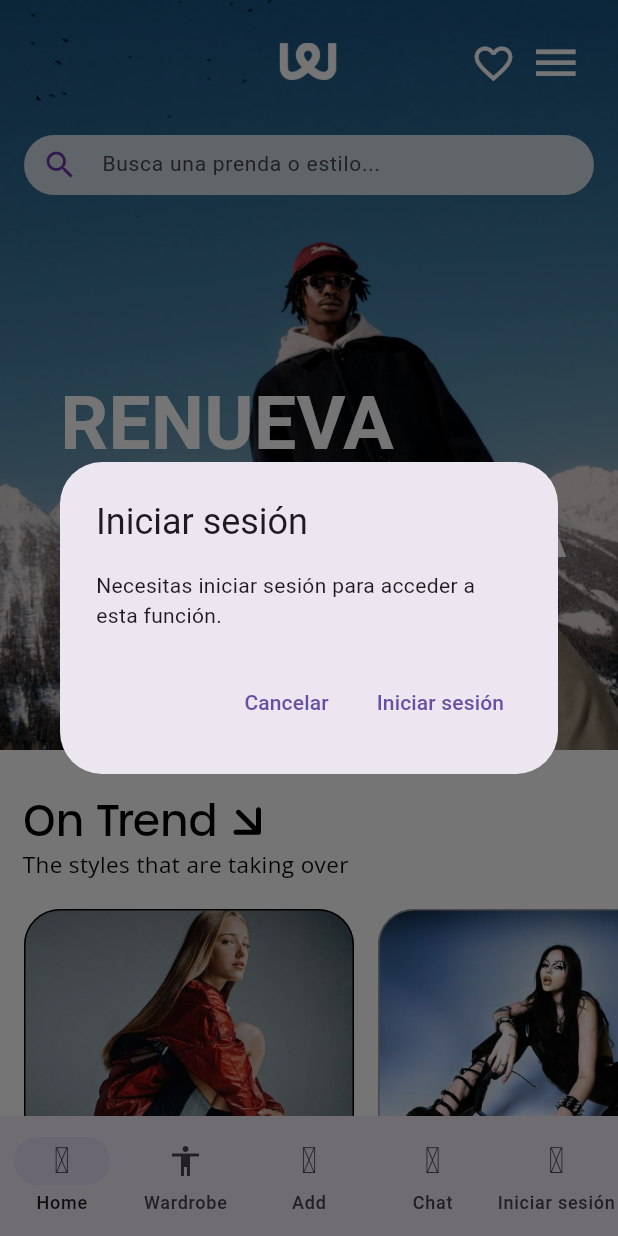
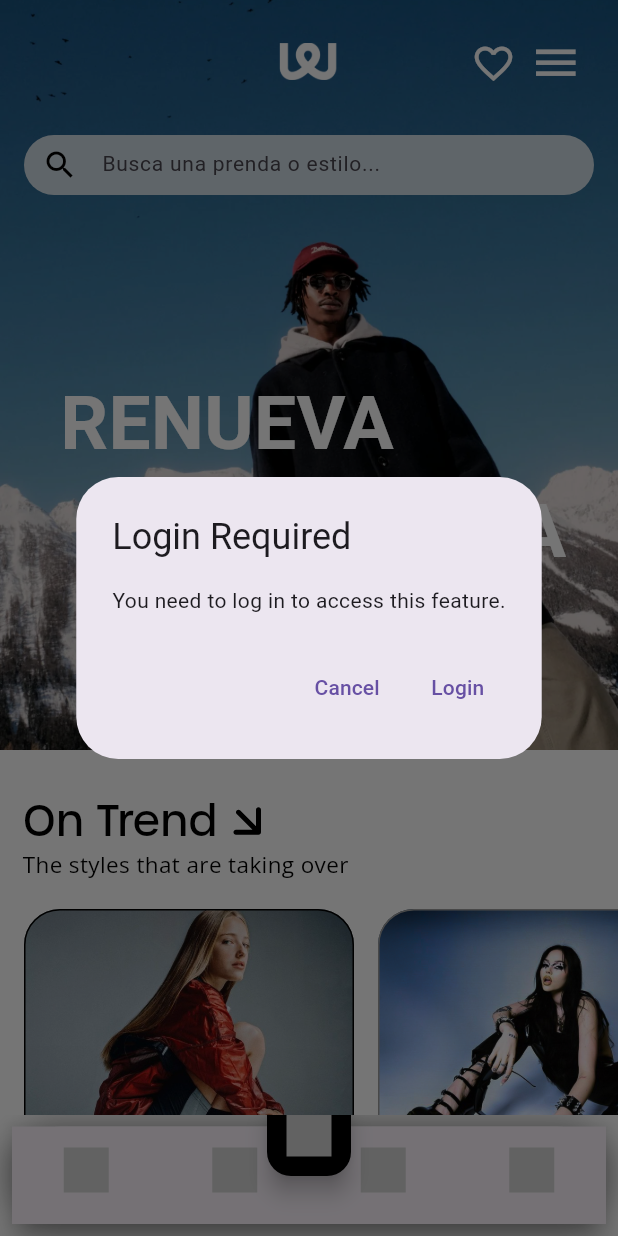
Before and after one commit to SwappyUPV/Swappy-Front, a Flutter app: the screen it shows after launch, item 2 of the bottom bar chosen, on a phone screen of 412 x 824 dp. Run offline on Flutter 3.47's test engine with Material 3 defaults, Android fonts, the phone set to English and light mode, and no system bars; our stand-ins replace cached_network_image, cloud_firestore, firebase_auth, firebase_core, firebase_storage, flutter_svg and 6 more; accounts and stored records are empty; Roboto replaces fonts that are missing (UrbaneExtraLight); project files that could hold a hidden picture were left out.

Commit message:
temporal barra navegación

```diff
--- a/lib/core/constants/constants.dart
+++ b/lib/core/constants/constants.dart
@@ -1,6 +1,6 @@
 import 'package:flutter/material.dart';
 
-const kPrimaryColor = Color(0xFF6F35A5);
-const kPrimaryLightColor = Color(0xFFF1E6FF);
+const kPrimaryColor = Color(0xFF000000);
+const kPrimaryLightColor = Color(0xFFFFFFFF);
 
 const double defaultPadding = 16.0;
--- a/lib/features/catalogue/presentation/widgets/navigation_menu.dart
+++ b/lib/features/catalogue/presentation/widgets/navigation_menu.dart
@@ -1,6 +1,6 @@
 import 'package:flutter/material.dart';
+import 'package:flutter_svg/flutter_svg.dart';
 import 'package:get/get.dart';
-import 'package:iconsax/iconsax.dart';
 import 'package:pin/features/add_product/presentation/screens/add_product_screen.dart';
 import 'package:pin/features/catalogue/presentation/screens/catalogue_screen.dart';
 import 'package:pin/features/chat/presentation/screens/chats/chats_screen.dart';
@@ -17,6 +17,71 @@ class NavigationMenu extends StatelessWidget {
 
   @override
   Widget build(BuildContext context) {
+    return LayoutBuilder(
+      builder: (context, constraints) {
+        if (constraints.maxWidth >= 600) {
+          return Scaffold(
+            body: Row(
+              children: [
+                NavigationRail(
+                  selectedIndex: controller.selectedIndex.value,
+                  onDestinationSelected: (index) {
+                    if (index == 0 || index == 4) {
+                      controller.updateIndex(index);
+                    } else if (authController.isLoggedIn.value) {
+                      controller.updateIndex(index);
+                    } else {
+                      _showLoginDialog(context);
+                    }
+                  },
+                  labelType: NavigationRailLabelType.all,
+                  destinations: [
+                    NavigationRailDestination(
+                      icon: SvgPicture.asset('assets/icons/navBar/home.svg', width: 30, height: 30),
+                      selectedIcon: SvgPicture.asset('assets/icons/navBar/home_selected.svg', width: 30, height: 30),
+                      label: Text('Catálogo'),
+                    ),
+                    NavigationRailDestination(
+                      icon: SvgPicture.asset('assets/icons/navBar/top.svg', width: 30, height: 30),
+                      selectedIcon: SvgPicture.asset('assets/icons/navBar/top_selected.svg', width: 30, height: 30),
+                      label: Text('Armario'),
+                    ),
+                    NavigationRailDestination(
+                      icon: SvgPicture.asset('assets/icons/navBar/chat.svg', width: 30, height: 30),
+                      selectedIcon: SvgPicture.asset('assets/icons/navBar/chat_selected.svg', width: 30, height: 30),
+                      label: Text('Chat'),
+                    ),
+                    NavigationRailDestination(
+                      icon: SvgPicture.asset('assets/icons/navBar/user.svg', width: 30, height: 30),
+                      selectedIcon: SvgPicture.asset('assets/icons/navBar/user_selected.svg', width: 30, height: 30),
+                      label: Text(authController.isLoggedIn.value ? 'Perfil' : 'Iniciar Sesión'),
+                    ),
+                  ],
+                ),
+                Expanded(
+                  child: Obx(() {
+                    switch (controller.selectedIndex.value) {
+                      case 0:
+                        return const Catalogue();
+                      case 1:
+                        return const VirtualCloset();
+                      case 2:
+                        return const AddProduct();
+                      case 3:
+                        return ChatsScreen();
+                      case 4:
+                        return authController.isLoggedIn.value
+                            ? const Profile()
+                            : const Login();
+                      default:
+                        return const Catalogue();
+                    }
+                  }),
+                ),
+              ],
+            ),
+          );
+        } else {
           return Scaffold(
             body: Obx(() {
               switch (controller.selectedIndex.value) {
@@ -36,11 +101,27 @@ class NavigationMenu extends StatelessWidget {
                   return const Catalogue();
               }
             }),
-      bottomNavigationBar: Obx(() => NavigationBar(
-        height: 80,
-        elevation: 0,
-        selectedIndex: controller.selectedIndex.value,
-        onDestinationSelected: (index) {
+            bottomNavigationBar: Obx(() => Stack(
+              alignment: Alignment.bottomCenter,
+              children: [
+                Padding(
+                  padding: const EdgeInsets.all(8),
+                  child: Container(
+                    decoration: BoxDecoration(
+                      color: Colors.white,
+                      borderRadius: BorderRadius.circular(150.0),
+                      boxShadow: [
+                        BoxShadow(
+                          color: Colors.black26,
+                          blurRadius: 15,
+                          spreadRadius: 5,
+                          offset: Offset(0, 0),
+                        ),
+                      ],
+                    ),
+                    child: BottomNavigationBar(
+                      currentIndex: controller.selectedIndex.value,
+                      onTap: (index) {
                         if (index == 0 || index == 4) {
                           controller.updateIndex(index);
                         } else if (authController.isLoggedIn.value) {
@@ -49,33 +130,46 @@ class NavigationMenu extends StatelessWidget {
                           _showLoginDialog(context);
                         }
                       },
-        destinations: [
-          NavigationDestination(
-            icon: Icon(Iconsax.home),
-            label: 'Home',
+                      type: BottomNavigationBarType.fixed,
+                      showSelectedLabels: false,
+                      showUnselectedLabels: false,
+                      items: [
+                        _buildNavBarItem('home', 'home_selected', 0),
+                        _buildNavBarItem('top', 'top_selected', 1),
+                        _buildNavBarItem('chat', 'chat_selected', 3),
+                        _buildNavBarItem('user', 'user_selected', 4),
+                      ],
                     ),
-          NavigationDestination(
-            icon: Icon(Icons.accessibility),
-            label: 'Wardrobe',
                   ),
-          NavigationDestination(
-            icon: Icon(Iconsax.add),
-            label: 'Add',
                 ),
-          NavigationDestination(
-            icon: Icon(Iconsax.message),
-            label: 'Chat',
+                Positioned(
+                  bottom: 40,
+                  child: FloatingActionButton(
+                    onPressed: () {
+                      controller.updateIndex(2);
+                    },
+                    backgroundColor: Colors.black,
+                    child: SvgPicture.asset('assets/icons/navBar/add.svg', width: 30, height: 30, color: Colors.white),
                   ),
-          NavigationDestination(
-            icon: authController.isLoggedIn.value
-                ? Icon(Iconsax.user)
-                : Icon(Iconsax.login),
-            label: authController.isLoggedIn.value
-                ? 'Perfil'
-                : 'Iniciar sesión',
                 ),
               ],
             )),
+          );
+        }
+      },
+    );
+  }
+
+  BottomNavigationBarItem _buildNavBarItem(String icon, String selectedIcon, int index) {
+    return BottomNavigationBarItem(
+      icon: SizedBox(
+        width: 30,
+        height: 30,
+        child: SvgPicture.asset(
+          'assets/icons/navBar/${controller.selectedIndex.value != index ? icon : selectedIcon}.svg',
+        ),
+      ),
+      label: '',
     );
   }
 
@@ -84,18 +178,17 @@ class NavigationMenu extends StatelessWidget {
       context: context,
       builder: (BuildContext context) {
         return AlertDialog(
-          title: Text('Iniciar sesión'),
-          content:
-          Text('Necesitas iniciar sesión para acceder a esta función.'),
+          title: const Text('Login Required'),
+          content: const Text('You need to log in to access this feature.'),
           actions: <Widget>[
             TextButton(
-              child: Text('Cancelar'),
+              child: const Text('Cancel'),
               onPressed: () {
                 Navigator.of(context).pop();
               },
             ),
             TextButton(
-              child: Text('Iniciar sesión'),
+              child: const Text('Login'),
               onPressed: () {
                 Navigator.of(context).pop();
                 Navigator.pushReplacement(
@@ -129,7 +222,6 @@ class AuthController extends GetxController {
     _auth.authStateChanges().listen((User? user) {
       isLoggedIn.value = user != null;
       if (isLoggedIn.value) {
-        // Update the selected index to Catalogue when logged in
         Get.find<NavigationController>().updateIndex(0);
       }
     });
--- a/pubspec.yaml
+++ b/pubspec.yaml
@@ -85,6 +85,7 @@ flutter:
   assets:
     - assets/images/
     - assets/icons/
+    - assets/icons/navBar/
     - assets/images/portadas/
 
   # An image asset can refer to one or more resolution-specific "variants", see
```
Also changed, not shown: pubspec.lock, 5 other files. Lines whose indentation alone changed are shown as unchanged.
